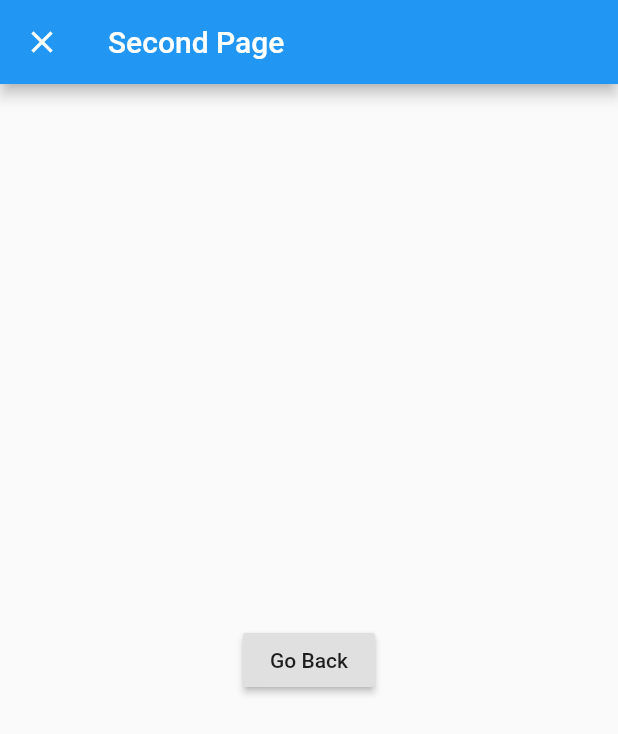
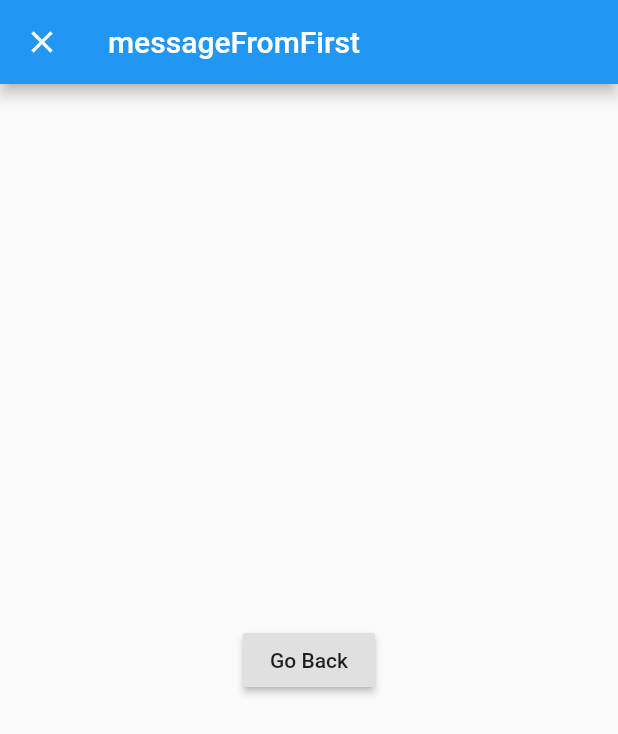
Before and after one commit to iinoten/-flutter_leaning_from_the_basic, a Flutter app: the screen it shows after launch, after a tap on "Next Page", on a phone screen of 412 x 824 dp. Shown: the top 734 px of the screen. Run offline on Flutter 3.47's test engine with Material 2 defaults, Android fonts, the phone set to English and light mode, and no system bars.

Commit message:
pushで画面を遷移する時にデータを受け渡す

```diff
--- a/lib/main.dart
+++ b/lib/main.dart
@@ -25,7 +25,7 @@ class FirstPage extends StatelessWidget {
             Navigator.push(context,
               MaterialPageRoute(
                 builder: (context) {
-                  return SecondPage();
+                  return SecondPage('messageFromFirst'); //push先に引数を渡す
                 },
                 fullscreenDialog: true // これでダイアログになる
               ),
@@ -39,9 +39,11 @@ class FirstPage extends StatelessWidget {
 }
 
 class SecondPage extends StatelessWidget {
+  final String messageFromFirst;
+  SecondPage(this.messageFromFirst); // 引数の登録
   Widget build(BuildContext context) {
     return Scaffold(
-      appBar: AppBar(title: const Text('Second Page')),
+      appBar: AppBar(title: Text(messageFromFirst)),
       body: Center(
         child: RaisedButton(
           onPressed: () {
```
